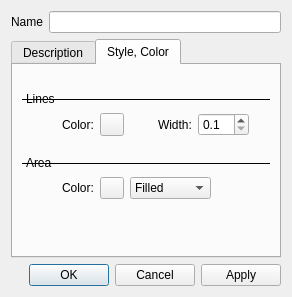
Qt form src/plugins/render/annotate/EditPolygonDialog.ui (KDE/marble) before a commit.
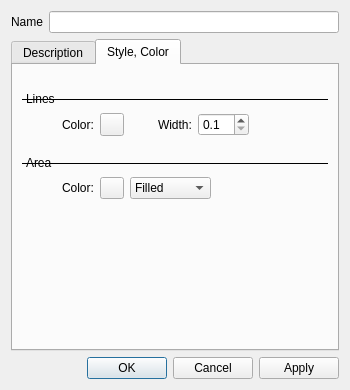
The same form after that commit.

Commit message: Added checkFields() method for both polygon's dialog and overlay's dialog. Modified all edit dialogs so that they all have the same size.

The edit to the form file:
```diff
--- a/src/plugins/render/annotate/EditPolygonDialog.ui
+++ b/src/plugins/render/annotate/EditPolygonDialog.ui
@@ -6,8 +6,8 @@
    <rect>
     <x>0</x>
     <y>0</y>
-    <width>276</width>
-    <height>297</height>
+    <width>350</width>
+    <height>390</height>
    </rect>
   </property>
   <property name="windowTitle">
```
The commit also changes 7 other files.
